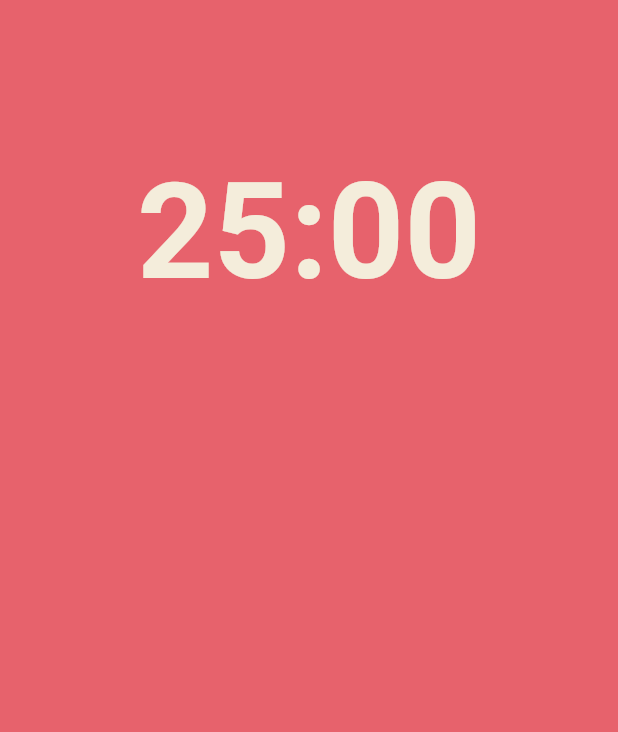
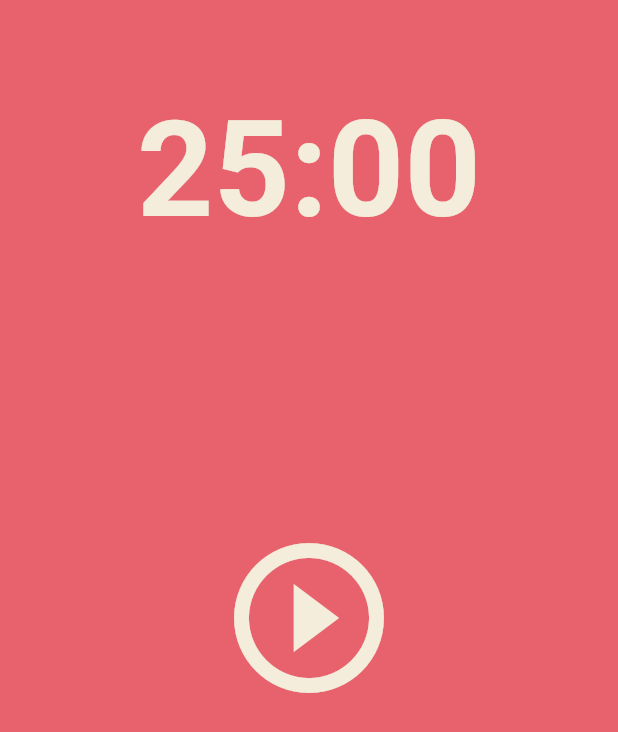
Before and after one commit to bar-d/pomodoro, a Flutter app: the screen it shows after launch, on a phone screen of 412 x 824 dp. Shown: the top 732 px of the screen. Run offline on Flutter 3.47's test engine with Material 2 defaults, Android fonts, the phone set to English and light mode, and no system bars.

Commit message:
feat: 두번째 Flexible 구현

```diff
--- a/lib/screens/home_screen.dart
+++ b/lib/screens/home_screen.dart
@@ -29,8 +29,17 @@ class _HomeScreenState extends State<HomeScreen> {
             ),
           ),
           Flexible(
-            flex: 2,
-            child: Container(),
+            flex: 3,
+            child: Center(
+              child: IconButton(
+                iconSize: 120,
+                color: Theme.of(context).cardColor,
+                onPressed: () {},
+                icon: const Icon(
+                  Icons.play_circle_outline_outlined,
+                ),
+              ),
+            ),
           ),
           Flexible(
             flex: 1,
```
